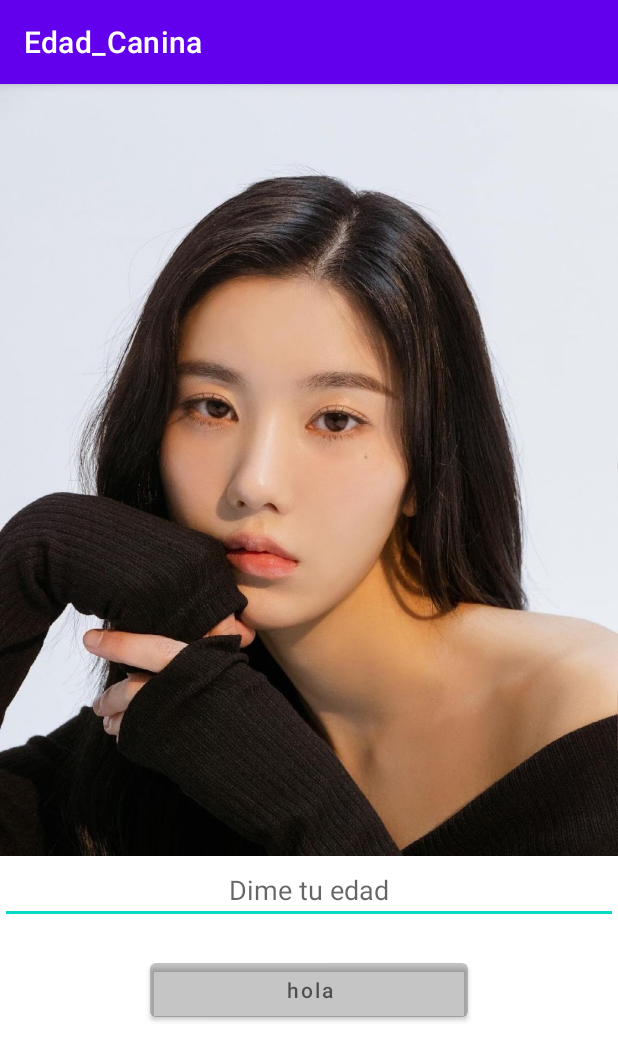
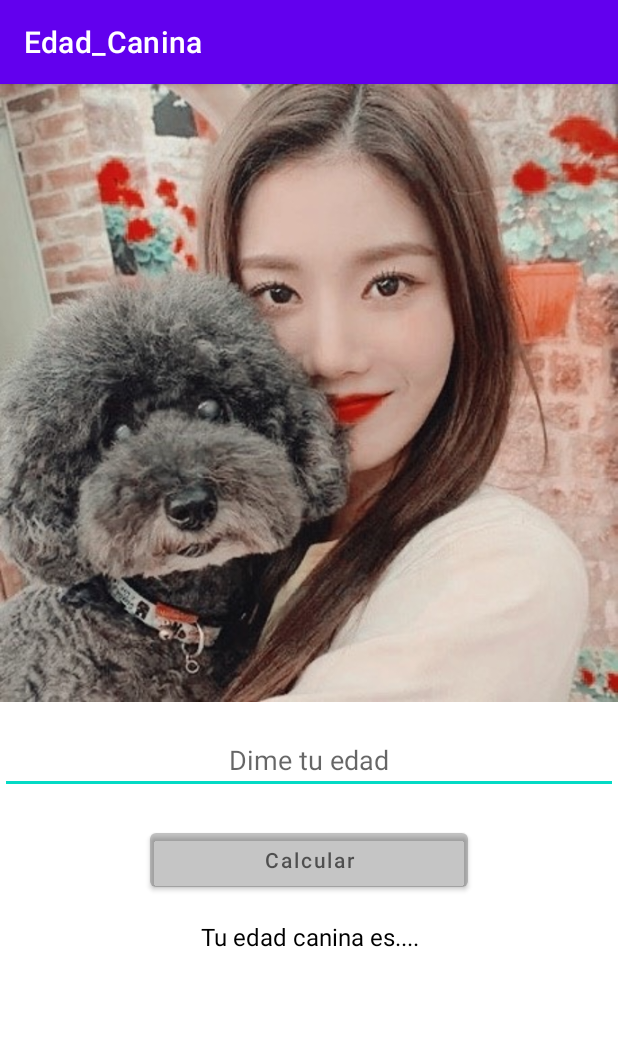
Before and after one commit to JoseCarlosCabelloMoreno/Android, an Android app: the screen it shows after launch (MainActivity), on a phone screen of 412 x 824 dp. Shown: the top 1061 px of the screen. Run offline under Robolectric (Android 15) with nearby library versions, the phone set to English and light mode, and no system bars.

Commit message:
Errores reparados y mejoras

```diff
--- a/app/src/main/java/com/example/edad_canina/MainActivity.kt
+++ b/app/src/main/java/com/example/edad_canina/MainActivity.kt
@@ -11,14 +11,15 @@ class MainActivity : AppCompatActivity() {
     override fun onCreate(savedInstanceState: Bundle?) {
         super.onCreate(savedInstanceState)
         setContentView(R.layout.activity_main)
-        var boton=findViewById<Button>(R.id.boton)
-        var edad=findViewById<TextView>(R.id.edad)
-        var resultado=edad.text.toString()
-        var edadResultado=resultado.toInt()
+        val boton=findViewById<Button>(R.id.boton)
+        val edad=findViewById<TextView>(R.id.edad)
+        val result=findViewById<TextView>(R.id.resul)
         boton.setOnClickListener{
+            var resultado=edad.text.toString()
             if (resultado.isNotEmpty()){
+                var edadResultado=resultado.toInt()
                 edadResultado=edadResultado*7
-                edad.text=edadResultado.toString()
+                result.text=edadResultado.toString()
             }else{
                 Toast.makeText(this, "Ingresa un numero", Toast.LENGTH_SHORT).show()
             }
--- a/app/src/main/res/layout/activity_main.xml
+++ b/app/src/main/res/layout/activity_main.xml
@@ -9,7 +9,7 @@
     <ImageView
         android:layout_width="wrap_content"
         android:layout_height="wrap_content"
-        android:src="@drawable/diosa"
+        android:src="@drawable/eunbi2"
         android:adjustViewBounds="true"
        />
 
@@ -20,7 +20,9 @@
         android:hint="Dime tu edad"
         android:gravity="center"
         android:inputType="number"
+        android:layout_marginTop="16dp"
         />
+
     <Button
         android:id="@+id/boton"
         android:layout_width="match_parent"
@@ -29,8 +31,18 @@
         android:layout_marginLeft="100dp"
         android:layout_marginRight="100dp"
         android:textColor="@color/black"
-        android:hint="hola"
+        android:hint="Calcular"
         android:backgroundTint="@color/material_on_surface_stroke"
+        />
+    <TextView
+        android:id="@+id/resul"
+        android:layout_width="match_parent"
+        android:layout_height="wrap_content"
+        android:text="Tu edad canina es...."
+        android:textColor="@color/black"
+        android:textSize="16dp"
+        android:gravity="center"
+        android:padding="16dp"
         />
 
 </LinearLayout>
```
Also changed, not shown: app/src/main/res/drawable/diosa.jpeg (deleted), app/src/main/res/drawable/eunbi2.jpg (added).
